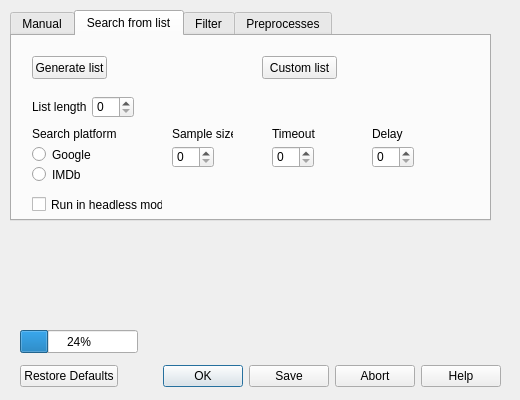
Old version of the form pyqt/webscrapper.ui in the repository munober/webscrapper.
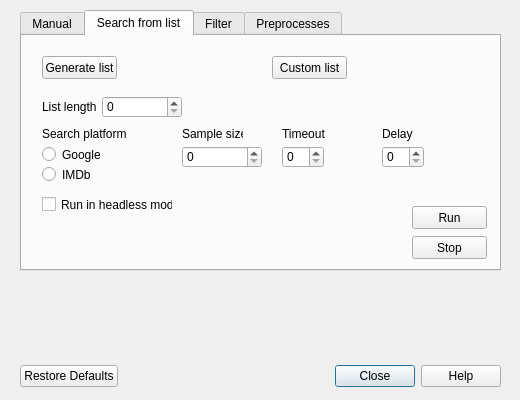
New version of the form. The open tabs and pages were chosen to show the change.

Commit message: added dummy interface, will link buttons to code

The edit to the form file:
```diff
--- a/pyqt/webscrapper.ui
+++ b/pyqt/webscrapper.ui
@@ -26,32 +26,19 @@
     <enum>Qt::Horizontal</enum>
    </property>
    <property name="standardButtons">
-    <set>QDialogButtonBox::Abort|QDialogButtonBox::Help|QDialogButtonBox::Ok|QDialogButtonBox::RestoreDefaults|QDialogButtonBox::Save</set>
+    <set>QDialogButtonBox::Close|QDialogButtonBox::Help|QDialogButtonBox::RestoreDefaults</set>
    </property>
    <property name="centerButtons">
     <bool>false</bool>
    </property>
   </widget>
-  <widget class="QProgressBar" name="progressBar">
-   <property name="geometry">
-    <rect>
-     <x>20</x>
-     <y>330</y>
-     <width>118</width>
-     <height>23</height>
-    </rect>
-   </property>
-   <property name="value">
-    <number>24</number>
-   </property>
-  </widget>
   <widget class="QTabWidget" name="tabWidget">
    <property name="geometry">
     <rect>
-     <x>10</x>
+     <x>20</x>
      <y>10</y>
      <width>481</width>
-     <height>211</height>
+     <height>261</height>
     </rect>
    </property>
    <property name="currentIndex">
@@ -218,10 +205,19 @@
       <rect>
        <x>80</x>
        <y>60</y>
-       <width>42</width>
+       <width>80</width>
        <height>22</height>
       </rect>
      </property>
+     <property name="minimumSize">
+      <size>
+       <width>0</width>
+       <height>0</height>
+      </size>
+     </property>
+     <property name="autoFillBackground">
+      <bool>false</bool>
+     </property>
     </widget>
     <widget class="QLabel" name="label_8">
      <property name="geometry">
@@ -332,7 +328,7 @@
       <rect>
        <x>160</x>
        <y>110</y>
-       <width>42</width>
+       <width>80</width>
        <height>22</height>
       </rect>
      </property>
@@ -383,6 +379,32 @@
       </rect>
      </property>
     </widget>
+    <widget class="QPushButton" name="run_list_search">
+     <property name="geometry">
+      <rect>
+       <x>390</x>
+       <y>170</y>
+       <width>75</width>
+       <height>23</height>
+      </rect>
+     </property>
+     <property name="text">
+      <string>Run</string>
+     </property>
+    </widget>
+    <widget class="QPushButton" name="stop_list_search">
+     <property name="geometry">
+      <rect>
+       <x>390</x>
+       <y>200</y>
+       <width>75</width>
+       <height>23</height>
+      </rect>
+     </property>
+     <property name="text">
+      <string>Stop</string>
+     </property>
+    </widget>
    </widget>
    <widget class="QWidget" name="filter">
     <attribute name="title">
```
Left out of the diff: 74 changed lines with no effect on the pictures. The commit also changes 4 other files.
